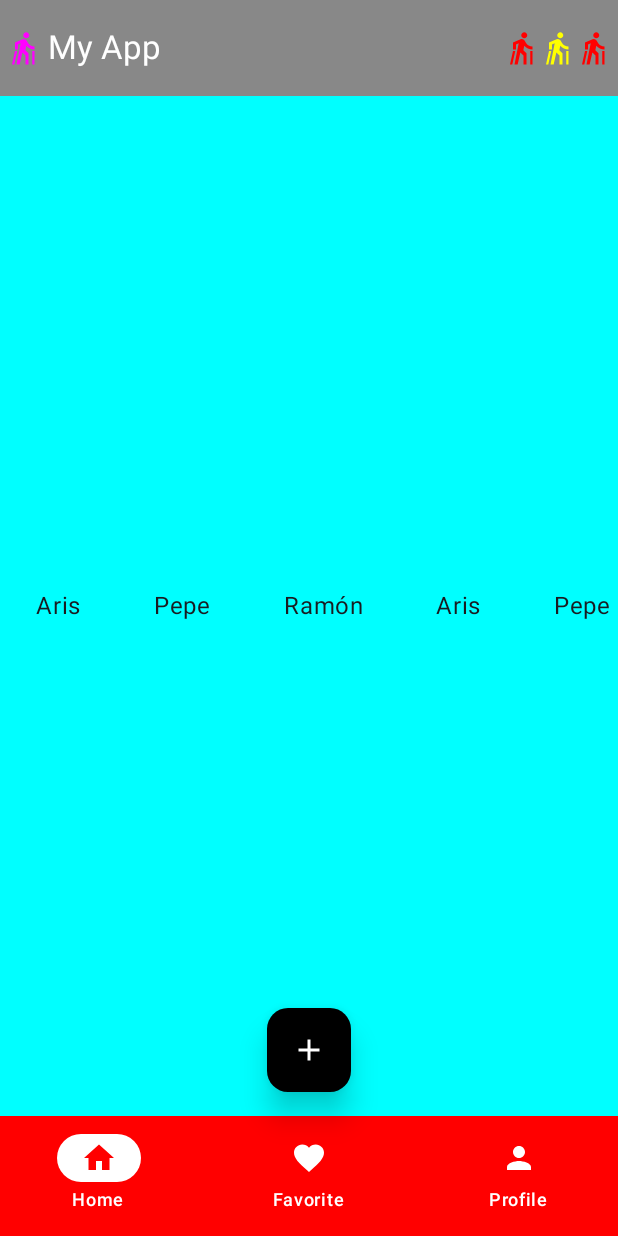
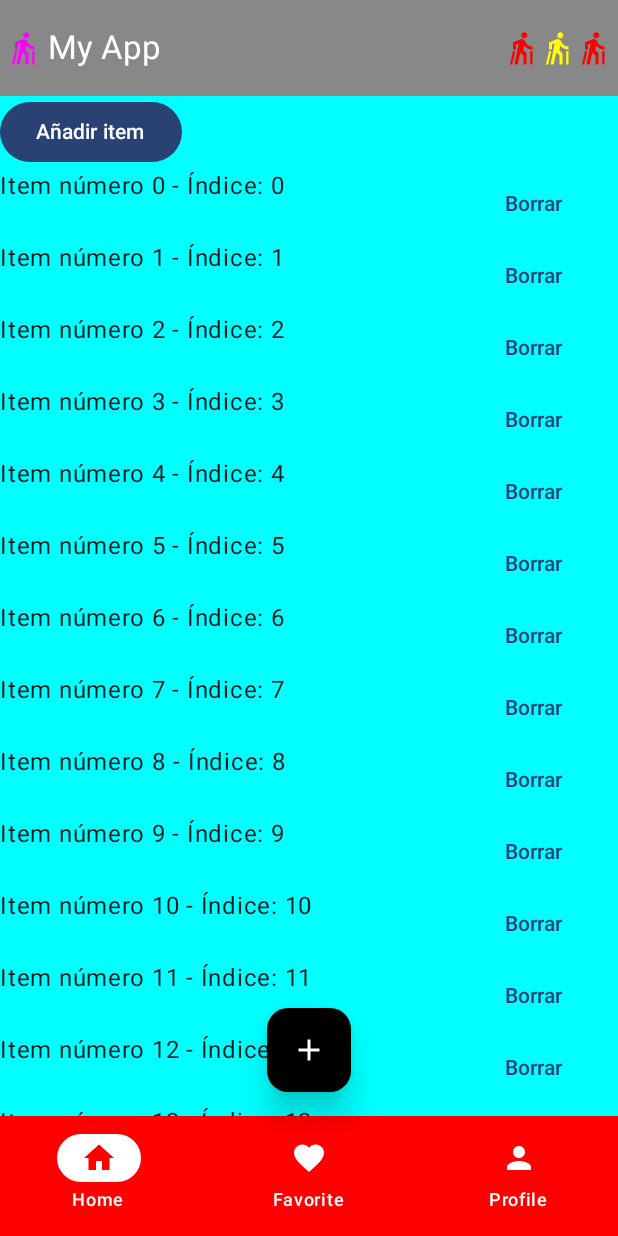
Before and after one commit to VicLT/UDEMY_Jetpack_Compose, an Android app built with Jetpack Compose: the screen it shows after launch (MainActivity), on a phone screen of 412 x 824 dp. Run offline under Robolectric (Android 15) with nearby library versions, the phone set to English and light mode, and no system bars.

Commit message:
Listas avanzadas

```diff
--- a/app/src/main/java/udemy/victorlamas/myfirstcomposeapp/MainActivity.kt
+++ b/app/src/main/java/udemy/victorlamas/myfirstcomposeapp/MainActivity.kt
@@ -25,7 +25,7 @@ import androidx.compose.ui.Modifier
 import androidx.compose.ui.graphics.Color
 import androidx.compose.ui.tooling.preview.Preview
 import kotlinx.coroutines.launch
-import udemy.victorlamas.myfirstcomposeapp.components.MyBasicList
+import udemy.victorlamas.myfirstcomposeapp.components.MyAdvancedList
 import udemy.victorlamas.myfirstcomposeapp.components.MyCustomDialog
 import udemy.victorlamas.myfirstcomposeapp.components.MyFAB
 import udemy.victorlamas.myfirstcomposeapp.components.MyModalDrawer
@@ -117,7 +117,8 @@ class MainActivity : ComponentActivity() {
 //                            InteractionSourceExample()
 //                            LaunchedEffect {}
 //                            MyDerivedStateOf()
-                            MyBasicList {}
+//                            MyBasicList {}
+                            MyAdvancedList()
                         }
                     }
                 }
--- a/app/src/main/java/udemy/victorlamas/myfirstcomposeapp/components/Lists.kt
+++ b/app/src/main/java/udemy/victorlamas/myfirstcomposeapp/components/Lists.kt
@@ -1,11 +1,21 @@
 package udemy.victorlamas.myfirstcomposeapp.components
 
 import androidx.compose.foundation.clickable
+import androidx.compose.foundation.layout.Row
+import androidx.compose.foundation.layout.Spacer
 import androidx.compose.foundation.layout.padding
-import androidx.compose.foundation.lazy.LazyRow
+import androidx.compose.foundation.layout.width
+import androidx.compose.foundation.lazy.LazyColumn
 import androidx.compose.foundation.lazy.items
+import androidx.compose.foundation.lazy.itemsIndexed
+import androidx.compose.material3.Button
 import androidx.compose.material3.Text
+import androidx.compose.material3.TextButton
 import androidx.compose.runtime.Composable
+import androidx.compose.runtime.getValue
+import androidx.compose.runtime.mutableStateOf
+import androidx.compose.runtime.remember
+import androidx.compose.runtime.setValue
 import androidx.compose.ui.Modifier
 import androidx.compose.ui.unit.dp
 
@@ -63,13 +73,53 @@ fun MyBasicList(modifier: Modifier = Modifier, onItemClick: (String) -> Unit) {
 //        }
 //    }
 
-    LazyRow {
+    LazyColumn {
         items(names) {
             Text(
                 it,
                 modifier = Modifier
                     .padding(24.dp)
-                    .clickable { onItemClick(it) })
+                    .clickable { onItemClick(it) }
+            )
         }
     }
 }
+
+@Composable
+fun MyAdvancedList(modifier: Modifier = Modifier) {
+    var items by remember {
+        mutableStateOf(List(100) { "Item número $it" })
+    }
+
+    LazyColumn {
+        item {
+            Button(onClick = {
+                // Al presionar el botón por segunda vez intenta poner dos
+                // elementos con la misma key y crashea
+                items = items.toMutableList().apply { add(0, "Hola") }
+            }) {
+                Text("Añadir item")
+            }
+        }
+        itemsIndexed(
+            items,
+            key = { _, item -> item }
+        ) { index, item ->
+            Row {
+                Text("$item - Índice: $index")
+                Spacer(Modifier.weight(1f))
+                TextButton(
+                    onClick = {
+                        items = items.toMutableList().apply {
+                            // remove(item)
+                            removeAt(index)
+                        }
+                    }
+                ) {
+                    Text("Borrar")
+                }
+                Spacer(Modifier.width(24.dp))
+            }
+        }
+    }
+}
```
